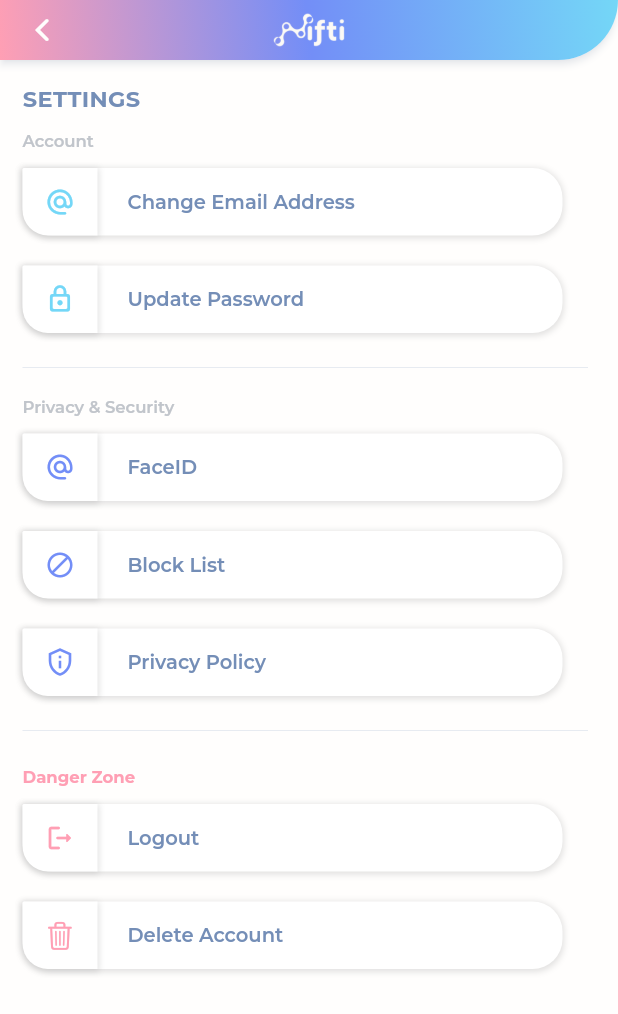
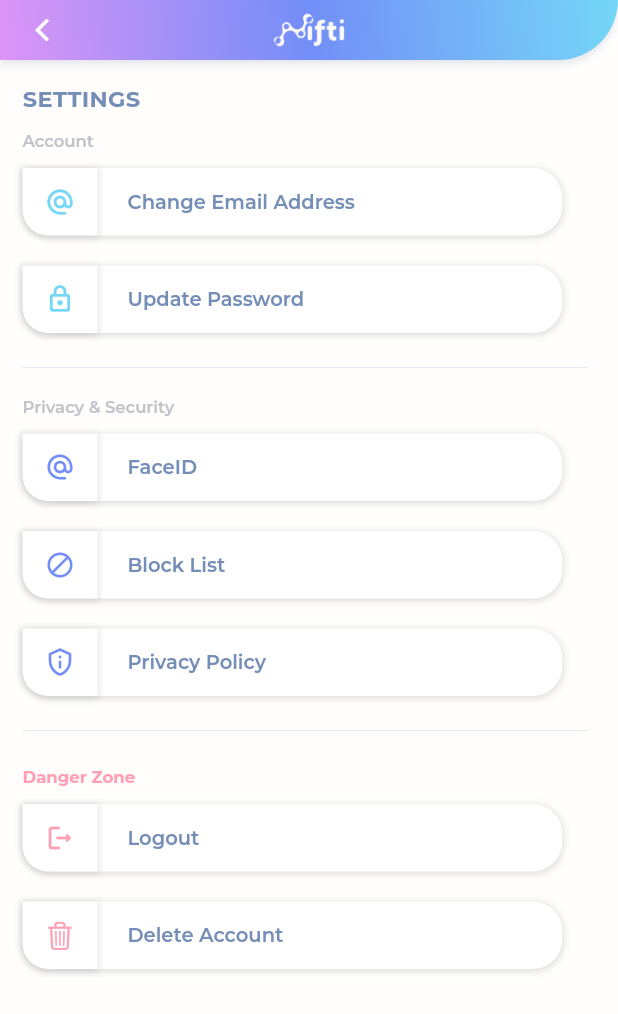
Before and after one commit to raghiiboiibaxtor/nifti, a Flutter app: the SettingsPage screen opened directly, on a phone screen of 412 x 824 dp. Shown: the top 1014 px of the screen. Run offline on Flutter 3.47's test engine with Material 2 defaults, Android fonts, the phone set to English and light mode, and no system bars; our stand-ins replace circle_nav_bar, cloud_firestore, firebase_auth, firebase_core, firebase_messaging, firebase_storage and 3 more; missing offline and left inert: flutter_flip_card, social_media_buttons; accounts and stored records are empty; network calls fail.

Commit message:
Error colour correction

```diff
--- a/lib/components/app_theme.dart
+++ b/lib/components/app_theme.dart
@@ -5,7 +5,7 @@ LinearGradient niftiGradient = const LinearGradient(
     begin: Alignment.bottomLeft,
     end: Alignment.topRight,
     colors: [
-      Color.fromRGBO(255, 159, 180, 1),
+      Color.fromRGBO(221, 148, 246, 1),
       Color.fromRGBO(115, 142, 247, 1),
       Color.fromRGBO(116, 215, 247, 1)
     ]);
@@ -14,7 +14,7 @@ LinearGradient niftiGradientSemiOpaque = const LinearGradient(
     begin: Alignment.bottomLeft,
     end: Alignment.topRight,
     colors: [
-      Color.fromRGBO(255, 159, 180, .70),
+      Color.fromRGBO(221, 148, 246, .70),
       Color.fromRGBO(115, 142, 247, .70),
       Color.fromRGBO(116, 215, 247, .70)
     ]);
@@ -23,12 +23,12 @@ LinearGradient niftiGradientOpaque = const LinearGradient(
     begin: Alignment.bottomLeft,
     end: Alignment.topRight,
     colors: [
-      Color.fromRGBO(255, 159, 180, .30),
+      Color.fromRGBO(221, 148, 246, .30),
       Color.fromRGBO(115, 142, 247, .30),
       Color.fromRGBO(116, 215, 247, .30)
     ]);
 
-Color niftiPink = const Color.fromRGBO(255, 159, 180, 1);
+Color niftiPink = const Color.fromRGBO(221, 148, 246, 1);
 Color niftiDarkBlue = const Color.fromRGBO(115, 142, 247, 1);
 Color niftiLightBlue = const Color.fromRGBO(116, 215, 247, 1);
 Color niftiWhite = const Color.fromRGBO(255, 255, 255, 1);
@@ -36,5 +36,5 @@ Color niftiOffWhite = const Color.fromRGBO(255, 254, 253, 1);
 Color niftiGrey = const Color.fromRGBO(116, 142, 183, 1);
 Color niftiGreyShadow = const Color.fromRGBO(116, 142, 183, 0.23);
 Color niftiLightGrey = const Color.fromRGBO(193, 197, 203, 1);
-
+Color niftiError = const Color.fromRGBO(255, 159, 180, 1);
 Color niftiWhiteOpaque = const Color.fromRGBO(255, 255, 255, .30);
--- a/lib/components/cta_cancel_button.dart
+++ b/lib/components/cta_cancel_button.dart
@@ -55,7 +55,7 @@ class CTACancelButton extends StatelessWidget {
           height: 35,
           fontWeight: FontWeight.w600,
           color: niftiWhite,
-          fontColor: const Color.fromRGBO(255, 159, 180, 1),
+          fontColor: niftiError,
           padding: const EdgeInsets.symmetric(horizontal: 5, vertical: 7),
         ),
       ],
--- a/lib/pages/settings_page.dart
+++ b/lib/pages/settings_page.dart
@@ -167,7 +167,7 @@ class _SettingsPageState extends State<SettingsPage> {
               // ? Danger Zone Title & Buttons
               TextDisplay(
                 text: 'Danger Zone',
-                color: niftiPink,
+                color: niftiError,
                 fontSize: 11,
                 fontWeight: FontWeight.bold,
               ),
@@ -181,7 +181,7 @@ class _SettingsPageState extends State<SettingsPage> {
                 },
                 text: 'Logout',
                 icon: Icons.logout_rounded,
-                iconColor: niftiPink,
+                iconColor: niftiError,
               ),
               const SizedBox(
                 height: 20,
@@ -192,7 +192,7 @@ class _SettingsPageState extends State<SettingsPage> {
                 },
                 text: 'Delete Account',
                 icon: CupertinoIcons.delete,
-                iconColor: niftiPink,
+                iconColor: niftiError,
               ),
             ],
           ),
```
